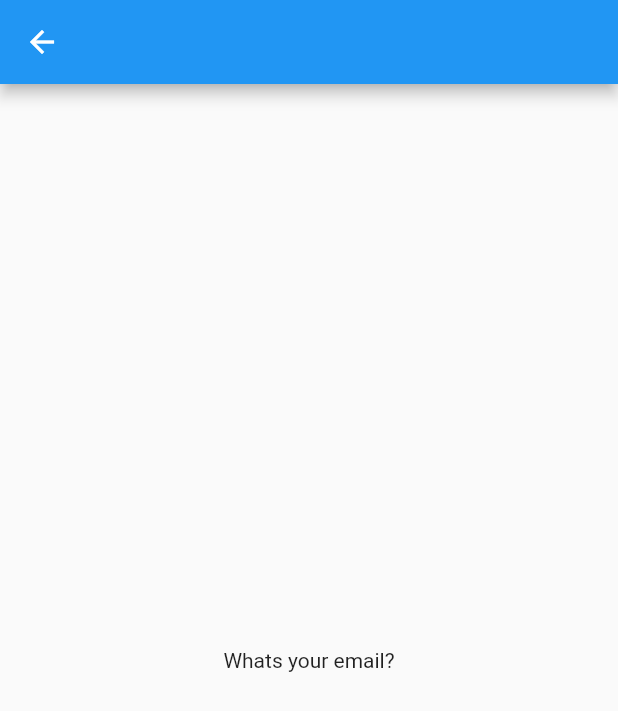
After one commit to SherOnDale/meter-flutter, a Flutter app: the EmailPage screen opened by its route, on a phone screen of 412 x 824 dp. The commit adds this screen. Shown: the top 711 px of the screen. Run offline on Flutter 3.47's test engine with Material 2 defaults, Android fonts, the phone set to English and light mode, and no system bars.

Commit message:
create email page

```diff
--- a/lib/main.dart
+++ b/lib/main.dart
@@ -1,6 +1,7 @@
 import 'package:flutter/material.dart';
 
 import 'package:meter/pages/home.dart';
+import 'package:meter/pages/email.dart';
 
 void main() => runApp(MyApp());
 
@@ -12,7 +13,7 @@ class MyApp extends StatelessWidget {
       theme: ThemeData(
         primarySwatch: Colors.blue,
       ),
-      routes: {'/': (_) => MyHomePage()},
+      routes: {'/': (_) => MyHomePage(), '/email': (_) => EmailPage()},
     );
   }
 }
--- /dev/null
+++ b/lib/pages/email.dart
@@ -0,0 +1,13 @@
+import 'package:flutter/material.dart';
+
+class EmailPage extends StatelessWidget {
+  @override
+  Widget build(BuildContext context) {
+    return Scaffold(
+      appBar: AppBar(),
+      body: Center(
+        child: Text('Whats your email?'),
+      ),
+    );
+  }
+}
--- a/lib/pages/home.dart
+++ b/lib/pages/home.dart
@@ -17,11 +17,12 @@ class MyHomePage extends StatelessWidget {
           Container(
             margin: EdgeInsets.only(bottom: 50.0),
             child: RaisedButton(
+              onPressed: () => {Navigator.pushNamed(context, '/email')},
               child: Text('Continue with email'),
             ),
           )
         ],
-      ), // This trailing comma makes auto-formatting nicer for build methods.
+      ),
     );
   }
 }
```
